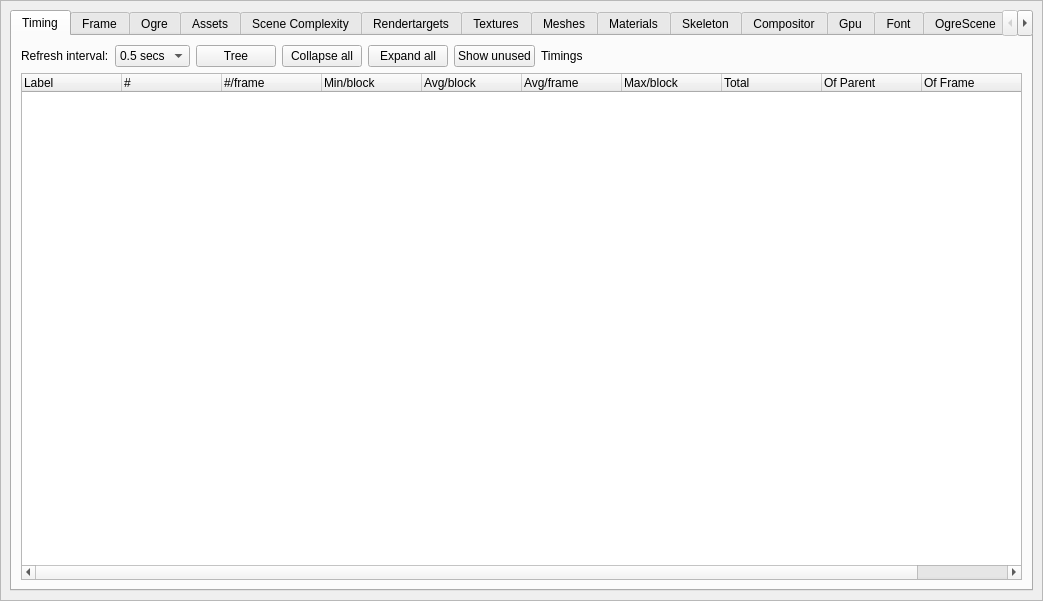
Above: bin/data/ui/profiler.ui from realXtend/tundra before the change. Below: the same form after it.
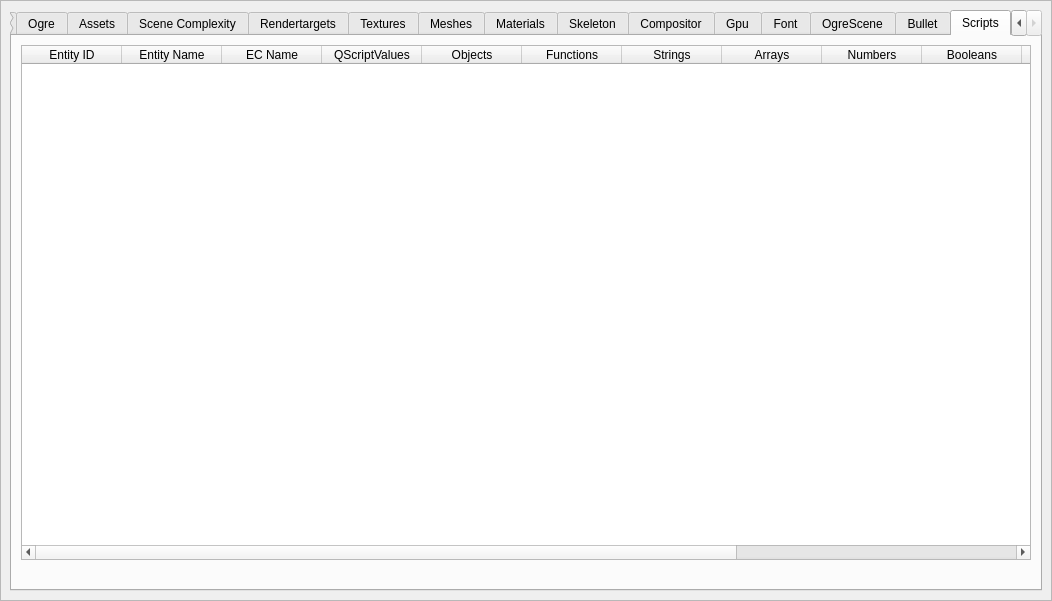
That is the form after the change. The open tabs and pages were chosen to show the change.

Commit message: Script profiling: New overloadable function in IScriptInstance that returns map of debug data. Profiler shows this information in a new 'Scripts' tab. This shows various info about the object tree of the script, easy to read if scripts are leaking mem as shows deltas for changes and totals for objects. Python scripts atm do not return any debug data, this has to be implemented if it is desired (and handled in profiler if the return data map has different keys).

Diff of the .ui file:
```diff
--- a/bin/data/ui/profiler.ui
+++ b/bin/data/ui/profiler.ui
@@ -6,7 +6,7 @@
    <rect>
     <x>0</x>
     <y>0</y>
-    <width>1043</width>
+    <width>1052</width>
     <height>601</height>
    </rect>
   </property>
@@ -1850,6 +1850,130 @@
           </item>
          </layout>
         </widget>
+        <widget class="QWidget" name="tab_3">
+         <attribute name="title">
+          <string>Scripts</string>
+         </attribute>
+         <layout class="QVBoxLayout" name="verticalLayout_11">
+          <item>
+           <widget class="QTableWidget" name="tableWidgetScripts">
+            <property name="alternatingRowColors">
+             <bool>true</bool>
+            </property>
+            <property name="selectionMode">
+             <enum>QAbstractItemView::NoSelection</enum>
+            </property>
+            <property name="selectionBehavior">
+             <enum>QAbstractItemView::SelectRows</enum>
+            </property>
+            <property name="textElideMode">
+             <enum>Qt::ElideLeft</enum>
+            </property>
+            <property name="showGrid">
+             <bool>false</bool>
+            </property>
+            <property name="sortingEnabled">
+             <bool>true</bool>
+            </property>
+            <attribute name="horizontalHeaderCascadingSectionResizes">
+             <bool>true</bool>
+            </attribute>
+            <attribute name="horizontalHeaderHighlightSections">
+             <bool>false</bool>
+            </attribute>
+            <attribute name="horizontalHeaderStretchLastSection">
+             <bool>true</bool>
+            </attribute>
+            <attribute name="verticalHeaderVisible">
+             <bool>false</bool>
+            </attribute>
+            <attribute name="verticalHeaderCascadingSectionResizes">
+             <bool>true</bool>
+            </attribute>
+            <attribute name="verticalHeaderShowSortIndicator" stdset="0">
+             <bool>true</bool>
+            </attribute>
+            <column>
+             <property name="text">
+              <string>Entity ID</string>
+             </property>
+            </column>
+            <column>
+             <property name="text">
+              <string>Entity Name</string>
+             </property>
+            </column>
+            <column>
+             <property name="text">
+              <string>EC Name</string>
+             </property>
+            </column>
+            <column>
+             <property name="text">
+              <string>QScriptValues</string>
+             </property>
+            </column>
+            <column>
+             <property name="text">
+              <string>Objects</string>
+             </property>
+            </column>
+            <column>
+             <property name="text">
+              <string>Functions</string>
+             </property>
+            </column>
+            <column>
+             <property name="text">
+              <string>Strings</string>
+             </property>
+            </column>
+            <column>
+             <property name="text">
+              <string>Arrays</string>
+             </property>
+            </column>
+            <column>
+             <property name="text">
+              <string>Numbers</string>
+             </property>
+            </column>
+            <column>
+             <property name="text">
+              <string>Booleans</string>
+             </property>
+            </column>
+            <column>
+             <property name="text">
+              <string>Is null</string>
+             </property>
+            </column>
+            <column>
+             <property name="text">
+              <string>QObjects</string>
+             </property>
+            </column>
+            <column>
+             <property name="text">
+              <string>QObject methods</string>
+             </property>
+            </column>
+            <column>
+             <property name="text">
+              <string>Asset References</string>
+             </property>
+            </column>
+           </widget>
+          </item>
+          <item>
+           <widget class="QLabel" name="labelScriptsInfo">
+            <property name="text">
+             <string/>
+            </property>
+           </widget>
+          </item>
+         </layout>
+        </widget>
        </widget>
       </item>
      </layout>
```
The commit also changes 10 other files.
